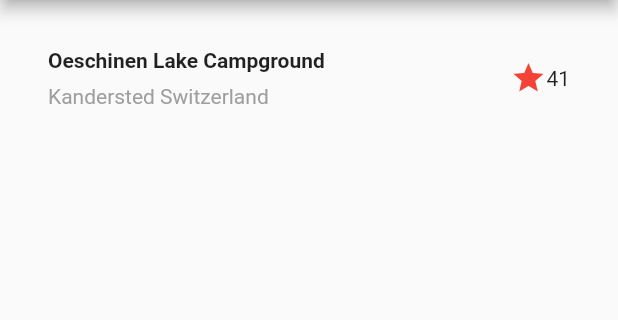
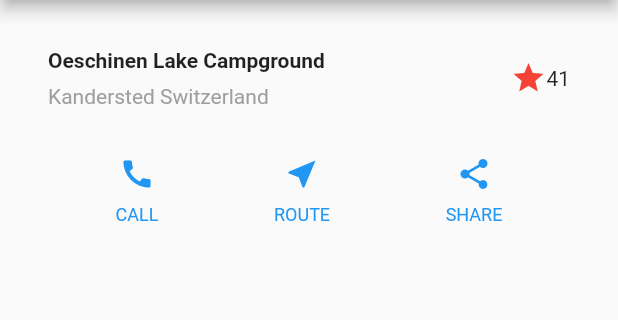
Before and after one commit to matsushitak/Detail-Flutter, a Flutter app: the screen it shows after launch, on a phone screen of 412 x 824 dp, the part 84-404 px from its top. Run offline on Flutter 3.47's test engine with Material 2 defaults, Android fonts, the phone set to English and light mode, and no system bars.

Commit message:
create button section

```diff
--- a/lib/main.dart
+++ b/lib/main.dart
@@ -33,11 +33,11 @@ class _HomePageState extends State<HomePage> {
           title: Text(widget.title),
         ),
         body: Column(
-          children: <Widget>[titleSection()],
+          children: <Widget>[_titleSection(), _buttonSection()],
         ));
   }
 
-  Widget titleSection() {
+  Widget _titleSection() {
     return Container(
       padding: const EdgeInsets.all(32),
       child: Row(
@@ -66,4 +66,34 @@ class _HomePageState extends State<HomePage> {
       ),
     );
   }
+
+  Widget _buttonSection() {
+    final color = Theme.of(context).primaryColor;
+    return Row(
+      mainAxisAlignment: MainAxisAlignment.spaceEvenly,
+      children: <Widget>[
+        _buildButtonColumn(color, Icons.call, "CALL"),
+        _buildButtonColumn(color, Icons.near_me, "ROUTE"),
+        _buildButtonColumn(color, Icons.share, "SHARE"),
+      ],
+    );
+  }
+
+  Widget _buildButtonColumn(Color color, IconData icon, String label) {
+    return Column(
+      mainAxisSize: MainAxisSize.min,
+      mainAxisAlignment: MainAxisAlignment.center,
+      children: <Widget>[
+        Icon(icon, color: color),
+        Container(
+          margin: const EdgeInsets.only(top: 8),
+          child: Text(
+            label,
+            style: TextStyle(
+                fontSize: 12, fontWeight: FontWeight.w400, color: color),
+          ),
+        )
+      ],
+    );
+  }
 }
```
